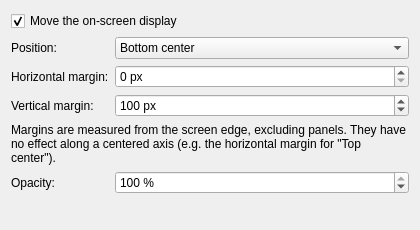
Before: the Qt Designer form kwin-script/betterosd/contents/ui/config.ui in RoccoRakete/better-osd, drawn with Qt 5.
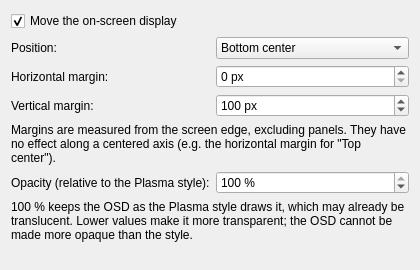
After: the same form once the commit is applied.

Commit message:
Clarify that OSD opacity is relative to the Plasma style
At 100 % the script leaves the OSD untouched, so a translucent Plasma
style still shows through. Say so in the settings page and README.

```diff
--- a/kwin-script/betterosd/contents/ui/config.ui
+++ b/kwin-script/betterosd/contents/ui/config.ui
@@ -7,7 +7,7 @@
     <x>0</x>
     <y>0</y>
     <width>420</width>
-    <height>230</height>
+    <height>270</height>
    </rect>
   </property>
   <property name="windowTitle">
@@ -142,7 +142,7 @@
    <item row="5" column="0">
     <widget class="QLabel" name="opacityLabel">
      <property name="text">
-      <string>Opacity:</string>
+      <string>Opacity (relative to the Plasma style):</string>
      </property>
     </widget>
    </item>
@@ -165,6 +165,16 @@
      </property>
     </widget>
    </item>
+   <item row="6" column="0" colspan="2">
+    <widget class="QLabel" name="opacityHintLabel">
+     <property name="text">
+      <string>100 % keeps the OSD as the Plasma style draws it, which may already be translucent. Lower values make it more transparent; the OSD cannot be made more opaque than the style.</string>
+     </property>
+     <property name="wordWrap">
+      <bool>true</bool>
+     </property>
+    </widget>
+   </item>
   </layout>
  </widget>
  <resources/>
```
The commit also changes 1 other file.
